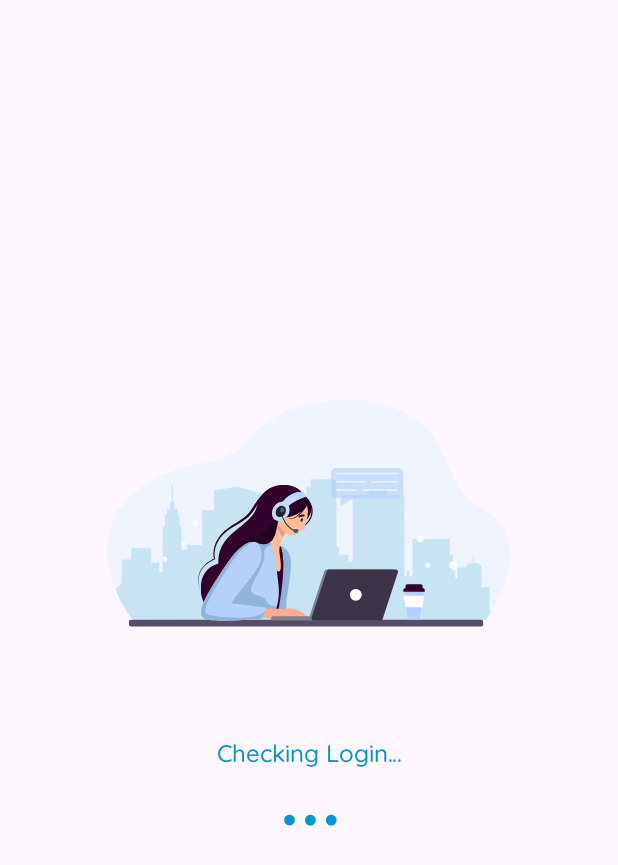
After one commit to Rammohan-BookXpert/Telecaller, an Android app: the SplashScreenFragment screen opened through its navigation route, on a phone screen of 412 x 824 dp. The commit adds this screen. Shown: the top 865 px of the screen. Run offline under Robolectric (Android 15) with nearby library versions, the phone set to English and light mode, and no system bars.

Commit message:
Initial Commit v1.0.0

```diff
--- a/app/build.gradle.kts
+++ b/app/build.gradle.kts
@@ -84,6 +84,9 @@ dependencies {
     // Lottie Animation
     implementation ("com.airbnb.android:lottie:6.1.0")
 
+    // Preferences DataStore
+    implementation ("androidx.datastore:datastore-preferences:1.0.0")
+
     testImplementation("junit:junit:4.13.2")
     androidTestImplementation("androidx.test.ext:junit:1.1.5")
     androidTestImplementation("androidx.test.espresso:espresso-core:3.5.1")
--- /dev/null
+++ b/app/src/main/java/com/fairsoft/telecaller/datastore/LoggedUserDataStore.kt
@@ -0,0 +1,18 @@
+package com.fairsoft.telecaller.datastore
+
+import android.content.Context
+import androidx.datastore.core.DataStore
+import androidx.datastore.preferences.core.Preferences
+import androidx.datastore.preferences.core.stringPreferencesKey
+import androidx.datastore.preferences.preferencesDataStore
+
+private const val LOGGED_USER_PREFERENCE = "logged_user_preference"
+
+val Context.dataStore
+        : DataStore<Preferences> by preferencesDataStore(name = LOGGED_USER_PREFERENCE)
+
+class LoggedUserDataStore(context: Context) {
+    private val USER_ID = stringPreferencesKey("user_id")
+    private val USER_NAME = stringPreferencesKey("username")
+    private val IS_BOOK_XPERT = stringPreferencesKey("is_book_xpert")
+}
--- /dev/null
+++ b/app/src/main/java/com/fairsoft/telecaller/fragments/SplashScreenFragment.kt
@@ -0,0 +1,57 @@
+package com.fairsoft.telecaller.fragments
+
+import android.annotation.SuppressLint
+import android.graphics.Color
+import android.os.Bundle
+import android.view.LayoutInflater
+import android.view.View
+import android.view.ViewGroup
+import androidx.fragment.app.Fragment
+import androidx.navigation.fragment.findNavController
+import com.fairsoft.telecaller.databinding.FragmentSplashScreenBinding
+
+@SuppressLint("CustomSplashScreen")
+class SplashScreenFragment : Fragment() {
+
+    private var _binding: FragmentSplashScreenBinding? = null
+    private val binding get() = _binding!!
+
+    override fun onCreate(savedInstanceState: Bundle?) {
+        super.onCreate(savedInstanceState)
+        requireActivity().window.statusBarColor = Color.WHITE
+    }
+
+    override fun onCreateView(
+        inflater: LayoutInflater,
+        container: ViewGroup?,
+        savedInstanceState: Bundle?
+    ): View {
+        _binding = FragmentSplashScreenBinding.inflate(inflater, container, false)
+        return binding.root
+    }
+
+    override fun onViewCreated(view: View, savedInstanceState: Bundle?) {
+        super.onViewCreated(view, savedInstanceState)
+
+
+
+        Thread {
+            Thread.sleep(1000)
+            requireActivity().runOnUiThread {
+                binding.checkLoginMessage.visibility = View.VISIBLE
+                binding.loadingAnim.visibility = View.VISIBLE
+            }
+
+            Thread.sleep(2000)
+            requireActivity().runOnUiThread {
+                val action = SplashScreenFragmentDirections.actionSplashScreenFragmentToLoginFragment()
+                this.findNavController().navigate(action)
+            }
+        }.start()
+    }
+
+    override fun onDestroyView() {
+        super.onDestroyView()
+        _binding = null
+    }
+}
--- a/app/src/main/java/com/fairsoft/telecaller/utils/Constants.kt
+++ b/app/src/main/java/com/fairsoft/telecaller/utils/Constants.kt
@@ -1,3 +1,10 @@
 package com.fairsoft.telecaller.utils
 
 const val TAG = "MyLogMessages"
+
+object LoggedUser {
+    const val USER_ID = "userId"
+    const val USER_NAME = "username"
+    const val IS_BXP_USER = "isBookXpertUser"
+    const val IS_USER_LOGGED = "isUserLogged"
+}
--- a/app/src/main/java/com/fairsoft/telecaller/viewmodel/LoginViewModel.kt
+++ b/app/src/main/java/com/fairsoft/telecaller/viewmodel/LoginViewModel.kt
@@ -15,6 +15,7 @@ import com.fairsoft.telecaller.utils.isOnline
 import com.google.gson.Gson
 import com.lrm.bookxpert.utils.LoadingDialog
 import kotlinx.coroutines.launch
+import org.json.JSONObject
 
 class LoginViewModel : ViewModel() {
 
@@ -66,13 +67,16 @@ class LoginViewModel : ViewModel() {
                         loadingDialog.dismissDialog()
                         Toast.makeText(context, "Invalid User", Toast.LENGTH_SHORT).show()
                     } else {
+                        val data = Gson().toJson(response)
+                        val obj = JSONObject(data)
+                        val userId = obj.getString("UserId")
+                        Log.i(TAG, "verifyLogin -> response returned -> data -> $data")
+                        Log.i(TAG, "verifyLogin -> response returned -> converted to Obj -> $obj")
+
                         loadingDialog.dismissDialog()
-                        val data = Gson().toJson(response)
-                        Log.i(TAG, "verifyLogin -> response returned -> $data")
                         _loginStatus.postValue("Success")
                         Toast.makeText(context, "Login Success...", Toast.LENGTH_SHORT).show()
                     }
-
                 } catch (e: Exception) {
                     loadingDialog.dismissDialog()
                     Toast.makeText(context, "An error occurred...", Toast.LENGTH_SHORT).show()
--- /dev/null
+++ b/app/src/main/res/layout/fragment_splash_screen.xml
@@ -0,0 +1,51 @@
+<?xml version="1.0" encoding="utf-8"?>
+<androidx.constraintlayout.widget.ConstraintLayout
+    xmlns:android="http://schemas.android.com/apk/res/android"
+    xmlns:app="http://schemas.android.com/apk/res-auto"
+    xmlns:tools="http://schemas.android.com/tools"
+    android:layout_width="match_parent"
+    android:layout_height="match_parent"
+    tools:context=".fragments.SplashScreenFragment">
+
+    <com.airbnb.lottie.LottieAnimationView
+        android:id="@+id/logo_anim"
+        android:layout_width="match_parent"
+        android:layout_height="300dp"
+        app:layout_constraintTop_toTopOf="parent"
+        app:layout_constraintBottom_toBottomOf="parent"
+        app:layout_constraintStart_toStartOf="parent"
+        app:layout_constraintEnd_toEndOf="parent"
+        app:lottie_autoPlay="true"
+        app:lottie_loop="true"
+        app:lottie_rawRes="@raw/telecaller_anim_2"
+        app:layout_constraintVertical_bias="0.40"/>
+
+    <TextView
+        android:id="@+id/check_login_message"
+        android:layout_width="wrap_content"
+        android:layout_height="wrap_content"
+        android:text="@string/check_login_message"
+        android:textSize="16sp"
+        android:textColor="@color/blue"
+        android:fontFamily="@font/quicksand_regular"
+        app:layout_constraintTop_toBottomOf="@id/logo_anim"
+        app:layout_constraintStart_toStartOf="parent"
+        app:layout_constraintEnd_toEndOf="parent"
+        android:layout_marginTop="-20dp"
+        tools:visibility="visible"
+        android:visibility="invisible"/>
+
+    <com.airbnb.lottie.LottieAnimationView
+        android:id="@+id/loading_anim"
+        android:layout_width="70dp"
+        android:layout_height="70dp"
+        app:layout_constraintTop_toBottomOf="@id/check_login_message"
+        app:layout_constraintStart_toStartOf="parent"
+        app:layout_constraintEnd_toEndOf="parent"
+        app:lottie_autoPlay="true"
+        app:lottie_loop="true"
+        app:lottie_rawRes="@raw/loading_anim"
+        tools:visibility="visible"
+        android:visibility="invisible"/>
+
+</androidx.constraintlayout.widget.ConstraintLayout>
--- a/app/src/main/res/navigation/nav_graph.xml
+++ b/app/src/main/res/navigation/nav_graph.xml
@@ -12,11 +12,41 @@
         tools:layout="@layout/fragment_login" >
         <action
             android:id="@+id/action_loginFragment_to_dashboardFragment"
-            app:destination="@id/dashboardFragment" />
+            app:destination="@id/dashboardFragment"
+            app:enterAnim="@anim/enter_anim"
+            app:exitAnim="@anim/exit_anim"
+            app:popEnterAnim="@anim/pop_enter_anim"
+            app:popExitAnim="@anim/pop_exit_anim"
+            app:popUpTo="@id/loginFragment"
+            app:popUpToInclusive="true"/>
     </fragment>
     <fragment
         android:id="@+id/dashboardFragment"
         android:name="com.fairsoft.telecaller.fragments.DashboardFragment"
         android:label="fragment_dashboard"
         tools:layout="@layout/fragment_dashboard" />
+    <fragment
+        android:id="@+id/splashScreenFragment"
+        android:name="com.fairsoft.telecaller.fragments.SplashScreenFragment"
+        android:label="fragment_splash_screen"
+        tools:layout="@layout/fragment_splash_screen" >
+        <action
+            android:id="@+id/action_splashScreenFragment_to_loginFragment"
+            app:destination="@id/loginFragment"
+            app:enterAnim="@anim/enter_anim"
+            app:exitAnim="@anim/exit_anim"
+            app:popEnterAnim="@anim/pop_enter_anim"
+            app:popExitAnim="@anim/pop_exit_anim"
+            app:popUpTo="@id/splashScreenFragment"
+            app:popUpToInclusive="true" />
+        <action
+            android:id="@+id/action_splashScreenFragment_to_dashboardFragment"
+            app:destination="@id/dashboardFragment"
+            app:enterAnim="@anim/enter_anim"
+            app:exitAnim="@anim/exit_anim"
+            app:popEnterAnim="@anim/pop_enter_anim"
+            app:popExitAnim="@anim/pop_exit_anim"
+            app:popUpTo="@id/splashScreenFragment"
+            app:popUpToInclusive="true"/>
+    </fragment>
 </navigation>
--- a/app/src/main/res/values/strings.xml
+++ b/app/src/main/res/values/strings.xml
@@ -2,6 +2,8 @@
     <string name="app_name">Telecaller</string>
 
     <string name="hello_blank_fragment">Hello blank fragment</string>
+
+    <string name="check_login_message">Checking Login…</string>
 
     <string name="login">Login</string>
     <string name="username">Username</string>
```
